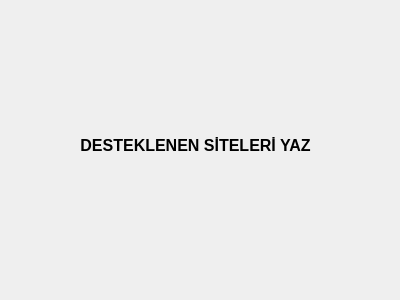
Afkborn/price-tracker-with-GUI, file Python/Design/DesteklenenSitelerForm.ui: the form before one commit.
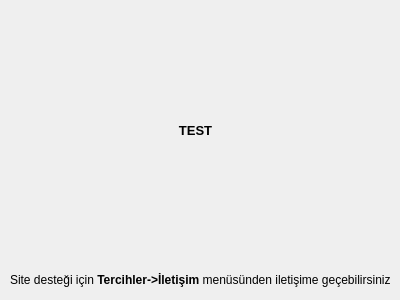
The form after the commit.

Commit message: İletişim form ekranı eklendi, UI tasarım yapıldı. Ürün Ekleme ekranında otomatik isim özelliği eklendi. Bu sayede ürünün ismini otomatik olarak internetten alıyor.

What changed in the file:
```diff
--- a/Python/Design/DesteklenenSitelerForm.ui
+++ b/Python/Design/DesteklenenSitelerForm.ui
@@ -19,18 +19,34 @@
      <x>10</x>
      <y>10</y>
      <width>371</width>
-     <height>271</height>
+     <height>241</height>
     </rect>
    </property>
    <property name="font">
     <font>
-     <pointsize>12</pointsize>
+     <pointsize>10</pointsize>
      <weight>75</weight>
      <bold>true</bold>
     </font>
    </property>
    <property name="text">
-    <string>DESTEKLENEN SİTELERİ YAZ</string>
+    <string>TEST</string>
+   </property>
+   <property name="alignment">
+    <set>Qt::AlignCenter</set>
+   </property>
+  </widget>
+  <widget class="QLabel" name="label">
+   <property name="geometry">
+    <rect>
+     <x>10</x>
+     <y>270</y>
+     <width>381</width>
+     <height>21</height>
+    </rect>
+   </property>
+   <property name="text">
+    <string>&lt;html&gt;&lt;head/&gt;&lt;body&gt;&lt;p&gt;Site desteği için&lt;span style=&quot; font-weight:600;&quot;&gt; Tercihler-&amp;gt;İletişim &lt;/span&gt; menüsünden iletişime geçebilirsiniz.&lt;/p&gt;&lt;/body&gt;&lt;/html&gt;</string>
    </property>
    <property name="alignment">
     <set>Qt::AlignCenter</set>
```
The commit also changes 23 other files.
